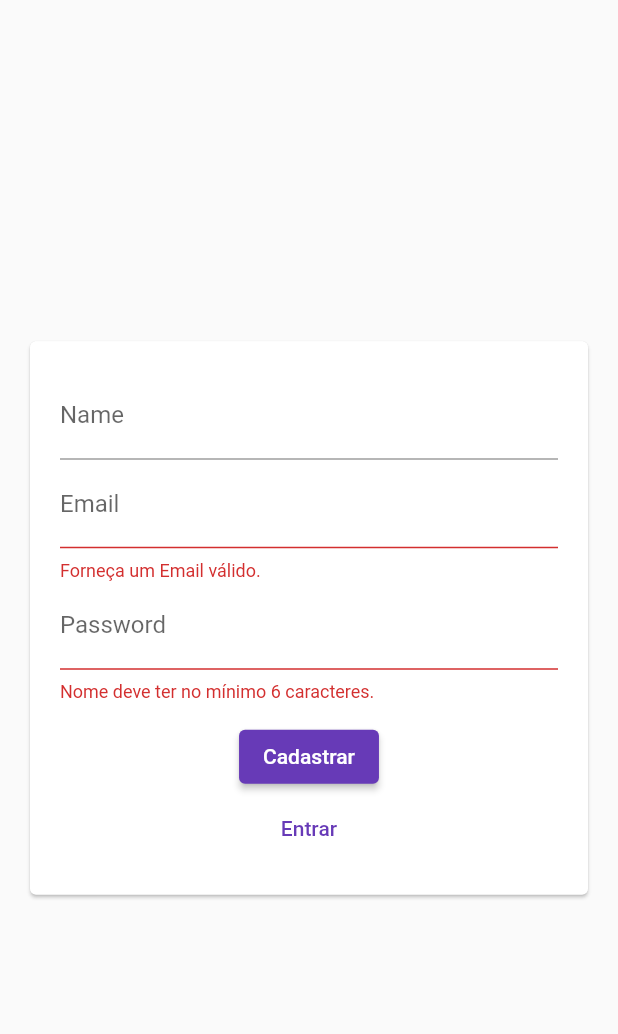
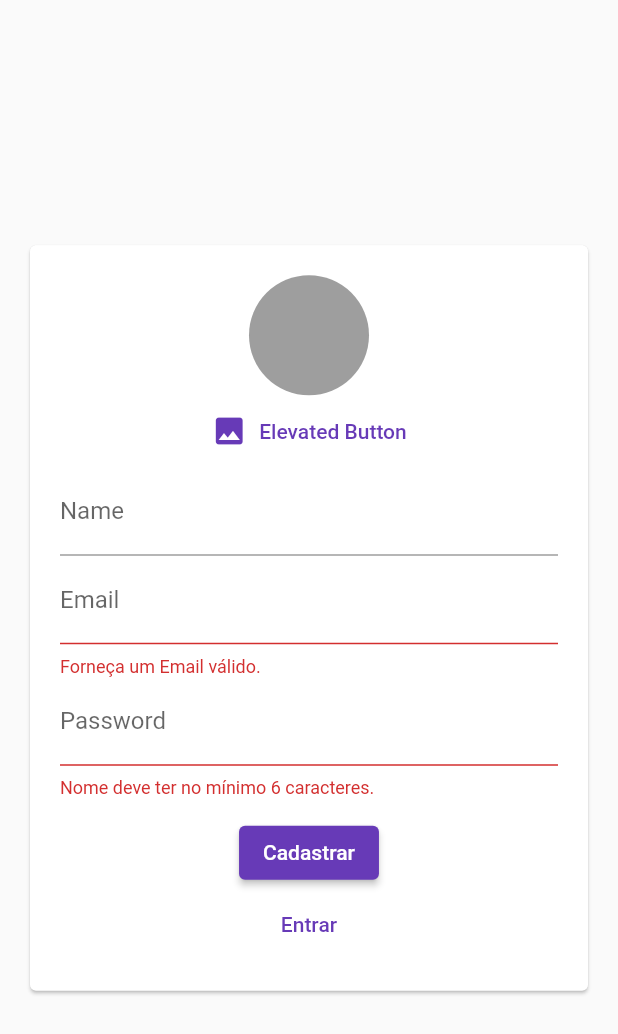
Before and after one commit to davilm/flutter_chat, a Flutter app: the screen it shows after launch, after a tap on "Entrar", after a tap on "Criar uma nova conta?", on a phone screen of 412 x 824 dp. Shown: the top 1034 px of the screen. Run offline on Flutter 3.47's test engine with Material 2 defaults, Android fonts, the phone set to English and light mode, and no system bars; our stand-ins replace cloud_firestore, firebase_auth, firebase_core, image_picker; accounts and stored records are empty.

Commit message:
feat: add image picker

```diff
--- a/lib/views/widgets/auth_form.dart
+++ b/lib/views/widgets/auth_form.dart
@@ -1,5 +1,6 @@
 import 'package:flutter/material.dart';
 import 'package:flutter_chat/models/auth_data.dart';
+import 'package:flutter_chat/views/widgets/user_image_picker.dart';
 
 class AuthForm extends StatefulWidget {
   final void Function(AuthData authData) onSubmit;
@@ -34,6 +35,7 @@ class _AuthFormState extends State<AuthForm> {
               key: _formKey,
               child: Column(
                 children: [
+                  if (_authData.isSignup) UserImagePicker(),
                   if (_authData.isSignup)
                     TextFormField(
                       key: ValueKey('name'),
--- /dev/null
+++ b/lib/views/widgets/user_image_picker.dart
@@ -0,0 +1,53 @@
+import 'dart:io';
+
+import 'package:flutter/material.dart';
+import 'package:image_picker/image_picker.dart';
+
+class UserImagePicker extends StatefulWidget {
+  UserImagePicker({Key key}) : super(key: key);
+
+  @override
+  _UserImagePickerState createState() => _UserImagePickerState();
+}
+
+class _UserImagePickerState extends State<UserImagePicker> {
+  File _pickedImageFile;
+
+  Future<void> _pickImage() async {
+    final picker = ImagePicker();
+    final pickedImage = await picker.getImage(source: ImageSource.camera);
+
+    setState(() {
+      _pickedImageFile = File(pickedImage.path);
+    });
+  }
+
+  @override
+  Widget build(BuildContext context) {
+    return Container(
+      child: Column(
+        children: [
+          CircleAvatar(
+            radius: 40,
+            backgroundColor: Colors.grey,
+            backgroundImage:
+                _pickedImageFile != null ? FileImage(_pickedImageFile) : null,
+          ),
+          TextButton.icon(
+            icon: Icon(
+              Icons.image,
+              color: Theme.of(context).primaryColor,
+            ),
+            label: Text(
+              'Elevated Button',
+              style: TextStyle(
+                color: Theme.of(context).primaryColor,
+              ),
+            ),
+            onPressed: _pickImage,
+          ),
+        ],
+      ),
+    );
+  }
+}
--- a/pubspec.yaml
+++ b/pubspec.yaml
@@ -31,6 +31,7 @@ dependencies:
   # The following adds the Cupertino Icons font to your application.
   # Use with the CupertinoIcons class for iOS style icons.
   cupertino_icons: ^1.0.2
+  image_picker: ^0.7.5+3
 
 dev_dependencies:
   flutter_test:
```
Also changed, not shown: pubspec.lock, 1 other file.
